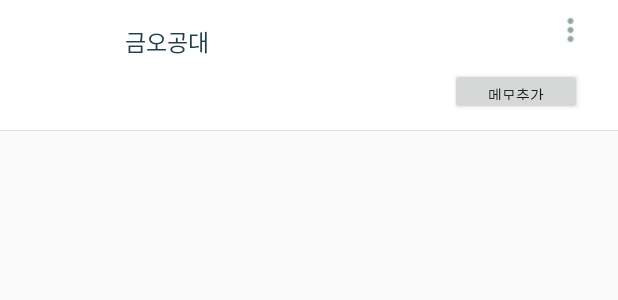
After one commit to jec1128/myTripMate, an Android app: the layout plan_trip_item.xml on its own in the app's theme, with its tools: preview values and no code run, on a phone screen of 412 x 824 dp. The commit adds this screen. Shown: the top 300 px of the screen. Run offline under Robolectric (Android 15) with nearby library versions, the phone set to English and light mode, and no system bars.

Commit message:
2019.11.14 원영 아이콘

```diff
--- a/app/src/main/java/com/example/tripmate/Plan/PlanListAdapter.java
+++ b/app/src/main/java/com/example/tripmate/Plan/PlanListAdapter.java
@@ -72,7 +72,7 @@ public class PlanListAdapter extends RecyclerView.Adapter<PlanListAdapter.PlanLi
 
     @Override
     public void onBindViewHolder(PlanListAdapter.PlanListViewHolder holder, int position) {
-        int cardposit = position;
+        final int cardposit = position;
         final PlanListViewHolder planListViewHolder = (PlanListViewHolder) holder;
         final String code = planlist.get(cardposit).getPlanCode();
         planListViewHolder.txtPlace.setText(planlist.get(cardposit).getPlanPlace());
@@ -83,8 +83,10 @@ public class PlanListAdapter extends RecyclerView.Adapter<PlanListAdapter.PlanLi
         planListViewHolder.imageButton.setOnClickListener(new View.OnClickListener() {
             @Override
             public void onClick(View v) {
+                String place = planlist.get(cardposit).getPlanPlace();
                 Intent intent = new Intent(v.getContext(), PlanTripActivity.class);
                 intent.putExtra("plancode", code);
+                intent.putExtra("place", place);
                 v.getContext().startActivity(intent);
             }
         });
--- a/app/src/main/res/layout/activity_plan_trip.xml
+++ b/app/src/main/res/layout/activity_plan_trip.xml
@@ -17,6 +17,7 @@
             android:background="#ffffff" />
 
         <TextView
+            android:id="@+id/place_title"
             android:layout_width="wrap_content"
             android:layout_height="wrap_content"
             android:layout_marginTop="14dp"
@@ -108,7 +109,7 @@
     <LinearLayout
         android:id="@+id/ln_tmap"
         android:layout_width="match_parent"
-        android:layout_height="360dp"
+        android:layout_height="323dp"
         android:orientation="vertical">
 
     </LinearLayout>
--- a/app/src/main/res/layout/main_serch.xml
+++ b/app/src/main/res/layout/main_serch.xml
@@ -42,10 +42,10 @@
     </RelativeLayout>
 
     <ListView
+        android:id="@+id/mainListView"
         android:layout_width="wrap_content"
+        android:layout_height="wrap_content"
         android:layout_marginTop="30dp"
-        android:layout_height="wrap_content"
-        android:id="@+id/mainListView"
         android:descendantFocusability="beforeDescendants">
 
     </ListView>
--- /dev/null
+++ b/app/src/main/res/layout/plan_trip_item.xml
@@ -0,0 +1,53 @@
+<?xml version="1.0" encoding="utf-8"?>
+<LinearLayout xmlns:android="http://schemas.android.com/apk/res/android"
+    android:layout_width="match_parent"
+    android:layout_height="match_parent">
+
+    <RelativeLayout
+        android:id="@+id/item_list"
+        android:layout_width="match_parent"
+        android:layout_height="87dp"
+        android:background="@drawable/border_bottom">
+
+        <TextView
+            android:id="@+id/textTitle"
+            android:layout_width="match_parent"
+            android:layout_height="wrap_content"
+            android:layout_marginTop="16dp"
+            android:paddingLeft="83dp"
+            android:text="금오공대"
+            android:lineSpacingExtra="-0.6sp"
+            android:textColor="#243f4a"
+            android:textSize="15sp" />
+
+        <ImageButton
+            android:layout_width="wrap_content"
+            android:layout_height="20dp"
+            android:layout_marginLeft="365dp"
+            android:layout_marginTop="10dp"
+            android:background="@android:color/transparent"
+            android:maxWidth="30dp"
+            android:maxHeight="30dp"
+            android:scaleType="fitCenter"
+            android:src="@drawable/ic_trip_menu" />
+
+        <TextView
+            android:layout_width="match_parent"
+            android:layout_height="wrap_content"
+            android:layout_marginTop="45dp"/>
+
+        <Button
+            android:layout_width="wrap_content"
+            android:layout_height="31dp"
+            android:layout_marginLeft="300dp"
+            android:layout_marginTop="45dp"
+            android:text="메모추가"
+            android:lineSpacingExtra="-0.6sp"
+            android:textSize="10sp" />
+
+
+
+
+
+    </RelativeLayout>
+</LinearLayout>
```
Also changed, not shown: app/src/main/java/com/example/tripmate/Plan/PlanTripActivity.java (+24 -17 lines), app/src/main/java/com/example/tripmate/Plan/TripListAdapter.java (added, +35 -0 lines), app/src/main/res/drawable/ic_trip_menu.png (added), app/src/main/res/drawable/img_addplan_close.png (added), app/src/main/res/drawable/img_trip_show.png (added).
